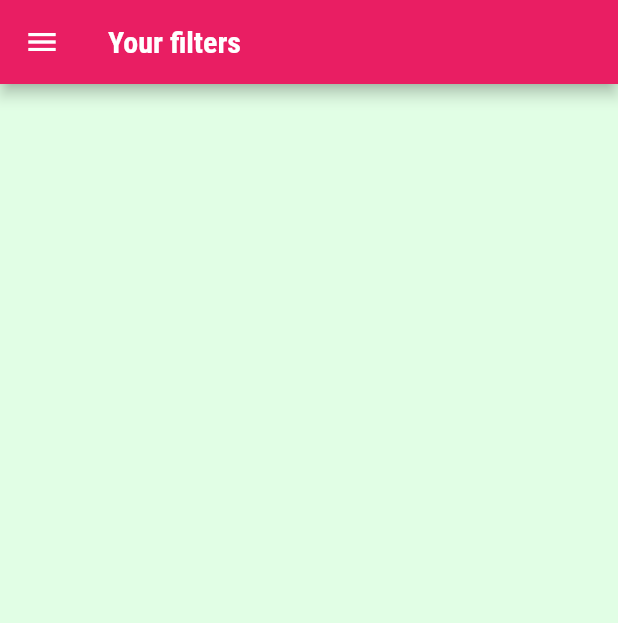
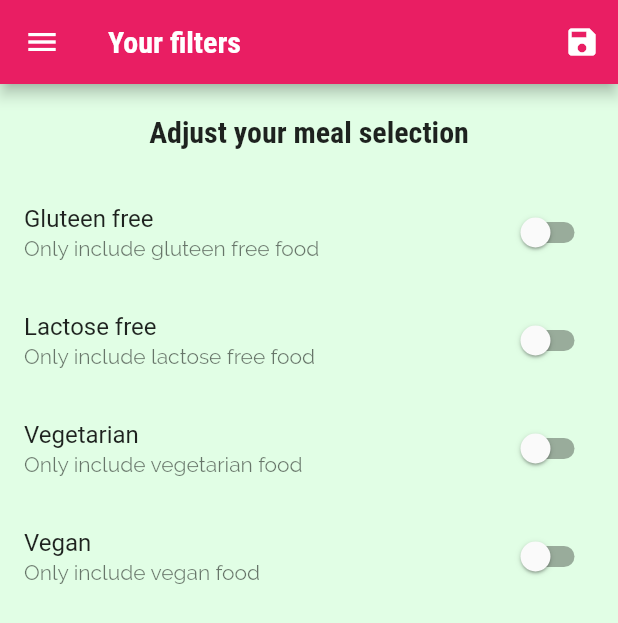
Before and after one commit to Ryss-D/meals_app, a Flutter app: the FilterScreen screen opened by its route, on a phone screen of 412 x 824 dp. Shown: the top 623 px of the screen. Run offline on Flutter 3.47's test engine with Material 2 defaults, Android fonts, the phone set to English and light mode, and no system bars.

Commit message:
feat: added filters logic

```diff
--- a/lib/main.dart
+++ b/lib/main.dart
@@ -1,15 +1,53 @@
 import 'package:flutter/material.dart';
+import 'package:meals/data/dummy_data.dart';
 import 'package:meals/screens/filter_screen.dart';
 import './screens/categories_screen.dart';
 import './screens/category_meals_screen.dart';
 import './screens/meals_detail_screen.dart';
 import './screens/tabs_screen.dart';
+import 'models/meal.dart';
 
 void main() {
   runApp(MyApp());
 }
 
-class MyApp extends StatelessWidget {
+class MyApp extends StatefulWidget {
+  @override
+  State<MyApp> createState() => _MyAppState();
+}
+
+class _MyAppState extends State<MyApp> {
+  Map<String, bool> _filters = {
+    'gluten': false,
+    'lactose': false,
+    'vegan': false,
+    'vegetarian': false,
+  };
+
+  List<Meal> _avaliableMeals = DUMMY_MEALS;
+
+  void _setFilters(Map<String, bool> filterData) {
+    setState(() {
+      _filters = filterData;
+
+      _avaliableMeals = DUMMY_MEALS.where((meal) {
+        if (_filters['gluten']! && !meal.isGlutenFree) {
+          return false;
+        }
+        if (_filters['lactose']! && !meal.isLactoseFree) {
+          return false;
+        }
+        if (_filters['vegan']! && !meal.isVegan) {
+          return false;
+        }
+        if (_filters['vegetarian']! && !meal.isVegetarian) {
+          return false;
+        }
+        return true;
+      }).toList();
+    });
+  }
+
   @override
   Widget build(BuildContext context) {
     return MaterialApp(
@@ -38,9 +76,11 @@ class MyApp extends StatelessWidget {
       routes: {
         // '/' is a default home page
         '/': (context) => TabsScreen(),
-        CategoryMealsScreen.routeName: (context) => CategoryMealsScreen(),
+        CategoryMealsScreen.routeName: (context) =>
+            CategoryMealsScreen(_avaliableMeals),
         MealDetailScreen.routeName: (context) => MealDetailScreen(),
-        FilterScreen.routeName: (context) => FilterScreen(),
+        FilterScreen.routeName: (context) =>
+            FilterScreen(saveFilters: _setFilters, currentFilters: _filters),
       },
       // onGenerateRoute: (settings) {
       //   //allow us to acces to setting.name too, this is a flexible way to generate routes
@@ -52,6 +92,8 @@ class MyApp extends StatelessWidget {
       // },
       // this is the last resourse when everyother fails before suspends the app
       onUnknownRoute: (settings) {
+        //MaterialPageRoute its a way to create navigation
+        // MaterialPageRoute allowus to managa animation and other things inerents to navigation
         return MaterialPageRoute(
           builder: (context) => CategoriesScreen(),
         );
--- a/lib/screens/categories_screen.dart
+++ b/lib/screens/categories_screen.dart
@@ -19,7 +19,7 @@ class CategoriesScreen extends StatelessWidget {
             )
             .toList(),
         //Slivers is just a scrollable area on screen
-        gridDelegate: SliverGridDelegateWithMaxCrossAxisExtent(
+        gridDelegate: const SliverGridDelegateWithMaxCrossAxisExtent(
           maxCrossAxisExtent: 200,
           childAspectRatio: 3 / 2,
           crossAxisSpacing: 20,
--- a/lib/screens/category_meals_screen.dart
+++ b/lib/screens/category_meals_screen.dart
@@ -6,6 +6,10 @@ import '../models/meal.dart';
 
 class CategoryMealsScreen extends StatefulWidget {
   static const routeName = '/category-meals';
+
+  final List<Meal> avaliableMeals;
+
+  const CategoryMealsScreen(this.avaliableMeals);
 
   @override
   State<CategoryMealsScreen> createState() => _CategoryMealsScreenState();
@@ -26,10 +30,11 @@ class _CategoryMealsScreenState extends State<CategoryMealsScreen> {
   void didChangeDependencies() {
     if (!_loadedInitData) {
       final routeArgs =
+          // this is the way to use arguments passed via navigator
           ModalRoute.of(context)!.settings.arguments as Map<String, String>;
       var categoryTitle = routeArgs['title'];
       final categoryId = routeArgs['id'];
-      displayMeals = DUMMY_MEALS.where(
+      displayMeals = widget.avaliableMeals.where(
         (meal) {
           return meal.categories.contains(categoryId);
         },
--- a/lib/screens/filter_screen.dart
+++ b/lib/screens/filter_screen.dart
@@ -1,15 +1,131 @@
 import 'package:flutter/material.dart';
 import '../widgets/main_drawer.dart';
 
-class FilterScreen extends StatelessWidget {
+class FilterScreen extends StatefulWidget {
   static const routeName = '/filters';
+
+  final Function saveFilters;
+  final Map<String, bool> currentFilters;
+
+  const FilterScreen({required this.saveFilters, required this.currentFilters});
+  @override
+  State<FilterScreen> createState() => _FilterScreenState();
+}
+
+class _FilterScreenState extends State<FilterScreen> {
+  bool _glutenFree = false;
+  bool _lactoseFree = false;
+  bool _vegetarian = false;
+  bool _vegan = false;
+  @override
+  void initState() {
+    _glutenFree = widget.currentFilters['gluten']!;
+    _lactoseFree = widget.currentFilters['lactose']!;
+    _vegan = widget.currentFilters['vegan']!;
+    _vegetarian = widget.currentFilters['vegetarian']!;
+    super.initState();
+  }
+
+  Widget _buildSwitchTile(
+      String title,
+      String description,
+      bool currenValue,
+      //ValueChanged<bool> its a specific type of function
+      ValueChanged<bool> updateValue) {
+    return SwitchListTile(
+      title: Text(title),
+      value: currenValue,
+      subtitle: Text(description),
+      onChanged: updateValue,
+    );
+  }
+
   @override
   Widget build(BuildContext context) {
     return Scaffold(
       appBar: AppBar(
+        actions: [
+          IconButton(
+            icon: const Icon(Icons.save),
+            onPressed: () {
+              final selectedFilters = {
+                'gluten': _glutenFree,
+                'lactose': _lactoseFree,
+                'vegan': _vegan,
+                'vegetarian': _vegetarian,
+              };
+              widget.saveFilters(selectedFilters);
+            },
+          )
+        ],
         title: const Text('Your filters'),
       ),
       drawer: MainDrawer(),
+      body: Column(
+        children: [
+          Container(
+            padding: const EdgeInsets.all(20),
+            child: Text(
+              'Adjust your meal selection',
+              style: Theme.of(context).textTheme.headline6,
+            ),
+          ),
+          Expanded(
+            child: ListView(
+              children: [
+                _buildSwitchTile(
+                  'Gluteen free',
+                  'Only include gluteen free food',
+                  _glutenFree,
+                  (value) {
+                    setState(
+                      () {
+                        _glutenFree = value;
+                      },
+                    );
+                  },
+                ),
+                _buildSwitchTile(
+                  'Lactose free',
+                  'Only include lactose free food',
+                  _lactoseFree,
+                  (value) {
+                    setState(
+                      () {
+                        _lactoseFree = value;
+                      },
+                    );
+                  },
+                ),
+                _buildSwitchTile(
+                  'Vegetarian',
+                  'Only include vegetarian food',
+                  _vegetarian,
+                  (value) {
+                    setState(
+                      () {
+                        _vegetarian = value;
+                      },
+                    );
+                  },
+                ),
+                _buildSwitchTile(
+                  'Vegan',
+                  'Only include vegan food',
+                  _vegan,
+                  (value) {
+                    setState(
+                      () {
+                        _vegan = value;
+                      },
+                    );
+                  },
+                ),
+              ],
+            ),
+          ),
+        ],
+      ),
     );
   }
 }
--- a/lib/widgets/category_item.dart
+++ b/lib/widgets/category_item.dart
@@ -6,12 +6,14 @@ class CategoryItem extends StatelessWidget {
   final String title;
   final Color color;
 
-  CategoryItem({required this.id, required this.title, required this.color});
+  const CategoryItem(
+      {required this.id, required this.title, required this.color});
 
   void selecCategory(BuildContext context) {
     // MaterialPageRoute allowus to managa animation and other things inerents to navigation
     Navigator.of(context).pushNamed(
       CategoryMealsScreen.routeName,
+      //we can pass arguments via navigation
       arguments: {
         'id': id,
         'title': title,
```
